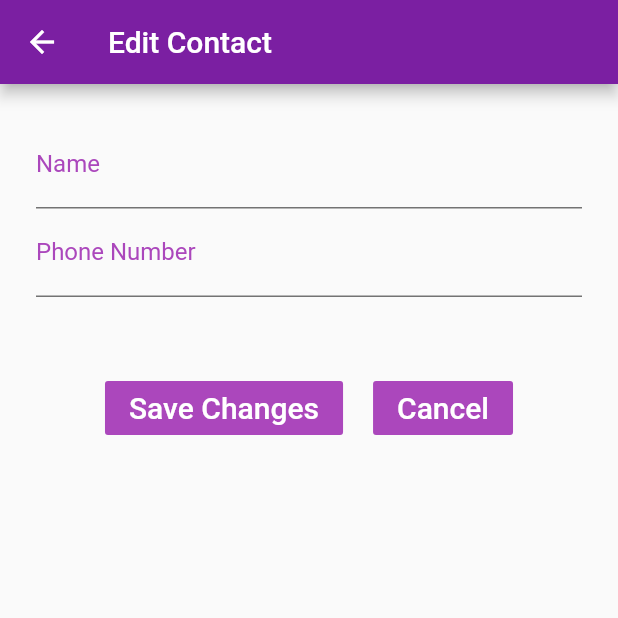
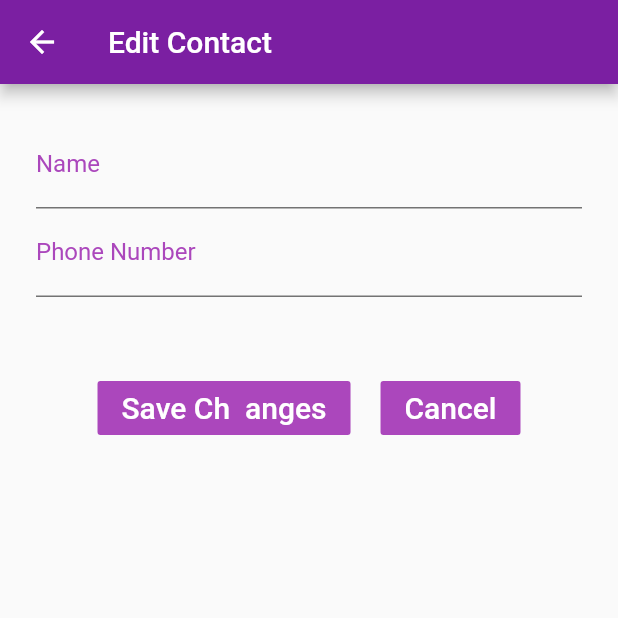
Before and after one commit to HarshSandesara/Vigila, a Flutter app: the EditContact screen opened directly with empty values, on a phone screen of 412 x 824 dp, the top half of it. Run offline on Flutter 3.47's test engine with Material 2 defaults, Android fonts, the phone set to English and light mode, and no system bars; our stand-ins replace after_layout, cloud_firestore, dropdown_formfield, firebase_auth, firebase_core, flutter_fadein and 4 more; missing offline and left inert: android_alarm_manager, geoflutterfire, sms_maintained, workmanager; accounts and stored records are empty.

```diff
--- a/lib/screens/home/editcontact.dart
+++ b/lib/screens/home/editcontact.dart
@@ -114,7 +114,7 @@ class EditContactScreen extends State<EditContact> {
                         Navigator.of(context).pop();
                       },
                       child: Text(
-                        'Save Changes',
+                        'Save Ch  anges',
                         style: TextStyle(color: Colors.white, fontSize: 20),
                       ),
                       color: Colors.purple.shade400,
```
Also changed, not shown: lib/main.dart (+6 -1 lines), lib/models/emergency_contact.dart (+1 -7 lines), lib/screens/home/home.dart (+7 -5 lines).
